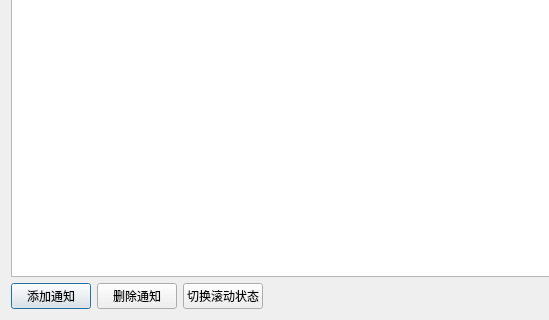
The window that src/ui/NoticeManager.ui (xujianye0919/Qt-system) describes before a commit, drawn with Qt 5; both pictures show x 0 to 549 and y 280 to 600 of the 800 by 600 pixel window.
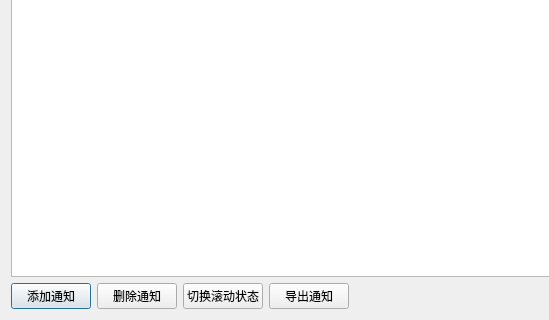
The same window after the commit.

Diff of the .ui file:
```diff
--- a/src/ui/NoticeManager.ui
+++ b/src/ui/NoticeManager.ui
@@ -49,6 +49,13 @@
        </property>
       </widget>
      </item>
+     <item>
+      <widget class="QPushButton" name="exportNoticeBtn">
+       <property name="text">
+        <string>导出通知</string>
+       </property>
+      </widget>
+     </item>
      <item>
       <spacer name="horizontalSpacer">
        <property name="orientation">
```
Left out of the diff: 70 changed lines with no effect on the pictures.
